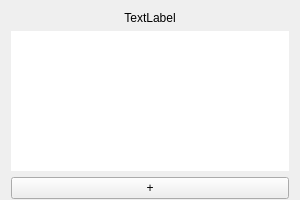
c-mellueh/SOM-Toolkit, file desiteRuleCreator/QtDesigns/ObjectGraphWidget.ui: the form before one commit.
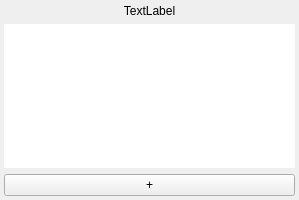
The form after the commit.

The edit to the form file:
```diff
--- a/desiteRuleCreator/QtDesigns/ObjectGraphWidget.ui
+++ b/desiteRuleCreator/QtDesigns/ObjectGraphWidget.ui
@@ -6,7 +6,7 @@
    <rect>
     <x>0</x>
     <y>0</y>
-    <width>300</width>
+    <width>299</width>
     <height>200</height>
    </rect>
   </property>
@@ -23,8 +23,17 @@
    <string>OG</string>
   </property>
   <layout class="QVBoxLayout" name="verticalLayout">
+   <property name="leftMargin">
+    <number>4</number>
+   </property>
+   <property name="topMargin">
+    <number>4</number>
+   </property>
+   <property name="rightMargin">
+    <number>4</number>
+   </property>
    <property name="bottomMargin">
-    <number>1</number>
+    <number>4</number>
    </property>
    <item>
     <widget class="QLabel" name="label_object_name">
@@ -74,19 +83,6 @@
      </property>
     </widget>
    </item>
-   <item>
-    <spacer name="verticalSpacer">
-     <property name="orientation">
-      <enum>Qt::Vertical</enum>
-     </property>
-     <property name="sizeHint" stdset="0">
-      <size>
-       <width>20</width>
-       <height>40</height>
-      </size>
-     </property>
-    </spacer>
-   </item>
   </layout>
  </widget>
  <resources/>
```
